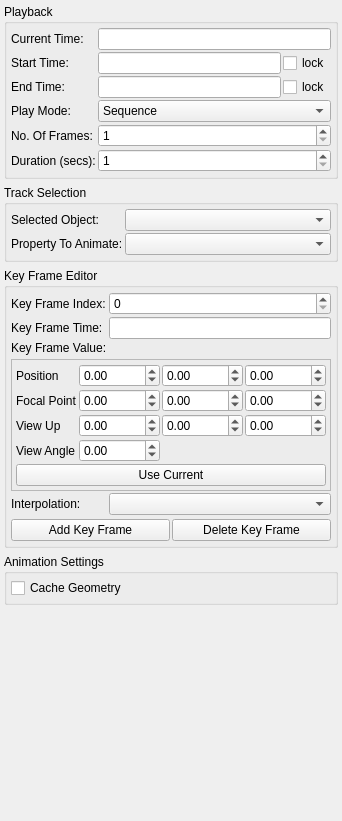
Before: the Qt Designer form Qt/Components/Resources/UI/pqAnimationPanel.ui in wildmichael/ParaView3-enhancements-old, drawn with Qt 5.
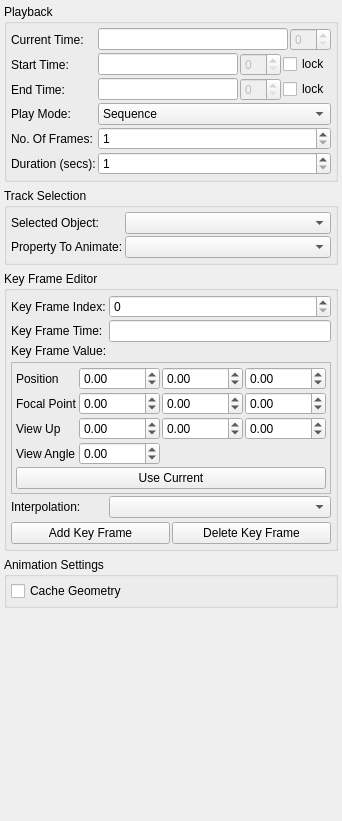
After: the same form once the commit is applied. Custom widgets are drawn as their Qt base class.

Commit message: ENH: Partial fix for BUG #4718 (The spin box in toolbar remains).

The edit to the form file:
```diff
--- a/Qt/Components/Resources/UI/pqAnimationPanel.ui
+++ b/Qt/Components/Resources/UI/pqAnimationPanel.ui
@@ -31,6 +31,72 @@
       <property name="spacing" >
        <number>2</number>
       </property>
+      <item row="1" column="0" >
+       <widget class="QLabel" name="label_8" >
+        <property name="text" >
+         <string>Start Time:</string>
+        </property>
+       </widget>
+      </item>
+      <item row="1" column="1" >
+       <layout class="QHBoxLayout" >
+        <property name="margin" >
+         <number>0</number>
+        </property>
+        <property name="spacing" >
+         <number>2</number>
+        </property>
+        <item>
+         <widget class="QLineEdit" name="startTime" >
+          <property name="sizePolicy" >
+           <sizepolicy>
+            <hsizetype>7</hsizetype>
+            <vsizetype>0</vsizetype>
+            <horstretch>1</horstretch>
+            <verstretch>0</verstretch>
+           </sizepolicy>
+          </property>
+         </widget>
+        </item>
+        <item>
+         <widget class="QSpinBox" name="startTimeIndex" >
+          <property name="enabled" >
+           <bool>false</bool>
+          </property>
+         </widget>
+        </item>
+        <item>
+         <widget class="QCheckBox" name="startTimeLock" >
+          <property name="toolTip" >
+           <string>&lt;html>When ever a new file is read, the start time is adjusted to match the timesteps provided by the file. To avoid this behavior, turn the lock on.&lt;/html></string>
+          </property>
+          <property name="text" >
+           <string>lock</string>
+          </property>
+         </widget>
+        </item>
+       </layout>
+      </item>
+      <item row="4" column="0" >
+       <widget class="QLabel" name="labelNumberOfFrames" >
+        <property name="text" >
+         <string>No. Of Frames:</string>
+        </property>
+        <property name="wordWrap" >
+         <bool>true</bool>
+        </property>
+       </widget>
+      </item>
+      <item row="5" column="0" >
+       <widget class="QLabel" name="labelDuration" >
+        <property name="text" >
+         <string>Duration (secs):</string>
+        </property>
+        <property name="wordWrap" >
+         <bool>true</bool>
+        </property>
+       </widget>
+      </item>
       <item row="3" column="1" >
        <widget class="QComboBox" name="playMode" >
         <property name="sizePolicy" >
@@ -58,16 +124,6 @@
         </item>
        </widget>
       </item>
-      <item row="5" column="0" >
-       <widget class="QLabel" name="labelDuration" >
-        <property name="text" >
-         <string>Duration (secs):</string>
-        </property>
-        <property name="wordWrap" >
-         <bool>true</bool>
-        </property>
-       </widget>
-      </item>
       <item row="5" column="1" >
        <widget class="QSpinBox" name="duration" >
         <property name="sizePolicy" >
@@ -86,6 +142,23 @@
         </property>
        </widget>
       </item>
+      <item row="3" column="0" >
+       <widget class="QLabel" name="label_7" >
+        <property name="text" >
+         <string>Play Mode:</string>
+        </property>
+       </widget>
+      </item>
+      <item row="4" column="1" >
+       <widget class="QSpinBox" name="numberOfFrames" >
+        <property name="maximum" >
+         <number>2147483647</number>
+        </property>
+        <property name="minimum" >
+         <number>1</number>
+        </property>
+       </widget>
+      </item>
       <item row="2" column="1" >
        <layout class="QHBoxLayout" >
         <property name="margin" >
@@ -106,8 +179,18 @@
           </property>
          </widget>
         </item>
+        <item>
+         <widget class="QSpinBox" name="endTimeIndex" >
+          <property name="enabled" >
+           <bool>false</bool>
+          </property>
+         </widget>
+        </item>
         <item>
          <widget class="QCheckBox" name="endTimeLock" >
+          <property name="toolTip" >
+           <string>&lt;html>When ever a new file is read, the end time is adjusted to match the timesteps provided by the file. To avoid this behavior, turn the lock on.&lt;/html></string>
+          </property>
           <property name="text" >
            <string>lock</string>
           </property>
@@ -122,65 +205,6 @@
         </property>
        </widget>
       </item>
-      <item row="1" column="1" >
-       <layout class="QHBoxLayout" >
-        <property name="margin" >
-         <number>0</number>
-        </property>
-        <property name="spacing" >
-         <number>2</number>
-        </property>
-        <item>
-         <widget class="QLineEdit" name="startTime" >
-          <property name="sizePolicy" >
-           <sizepolicy>
-            <hsizetype>7</hsizetype>
-            <vsizetype>0</vsizetype>
-            <horstretch>1</horstretch>
-            <verstretch>0</verstretch>
-           </sizepolicy>
-          </property>
-         </widget>
-        </item>
-        <item>
-         <widget class="QCheckBox" name="startTimeLock" >
-          <property name="text" >
-           <string>lock</string>
-          </property>
-         </widget>
-        </item>
-       </layout>
-      </item>
-      <item row="0" column="1" >
-       <widget class="QLineEdit" name="currentTime" />
-      </item>
-      <item row="4" column="0" >
-       <widget class="QLabel" name="labelNumberOfFrames" >
-        <property name="text" >
-         <string>No. Of Frames:</string>
-        </property>
-        <property name="wordWrap" >
-         <bool>true</bool>
-        </property>
-       </widget>
-      </item>
-      <item row="4" column="1" >
-       <widget class="QSpinBox" name="numberOfFrames" >
-        <property name="maximum" >
-         <number>2147483647</number>
-        </property>
-        <property name="minimum" >
-         <number>1</number>
-        </property>
-       </widget>
-      </item>
-      <item row="3" column="0" >
-       <widget class="QLabel" name="label_7" >
-        <property name="text" >
-         <string>Play Mode:</string>
-        </property>
-       </widget>
-      </item>
       <item row="2" column="0" >
        <widget class="QLabel" name="label_9" >
         <property name="text" >
@@ -188,12 +212,25 @@
         </property>
        </widget>
       </item>
-      <item row="1" column="0" >
-       <widget class="QLabel" name="label_8" >
-        <property name="text" >
-         <string>Start Time:</string>
+      <item row="0" column="1" >
+       <layout class="QHBoxLayout" >
+        <property name="margin" >
+         <number>0</number>
         </property>
-       </widget>
+        <property name="spacing" >
+         <number>2</number>
+        </property>
+        <item>
+         <widget class="QLineEdit" name="currentTime" />
+        </item>
+        <item>
+         <widget class="QSpinBox" name="currentTimeIndex" >
+          <property name="enabled" >
+           <bool>false</bool>
+          </property>
+         </widget>
+        </item>
+       </layout>
       </item>
      </layout>
     </widget>
```
The commit also changes 7 other files.
